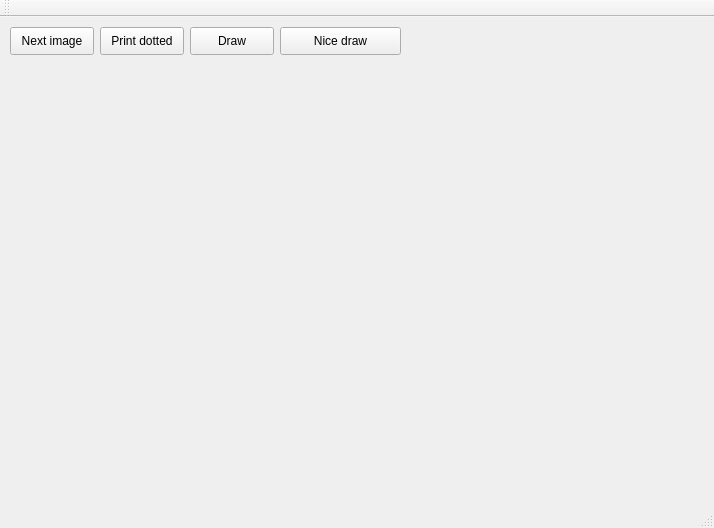
This is gui/mainwindow.ui in radekp/alfi as Qt 5 draws it before an edit. The edited form follows.
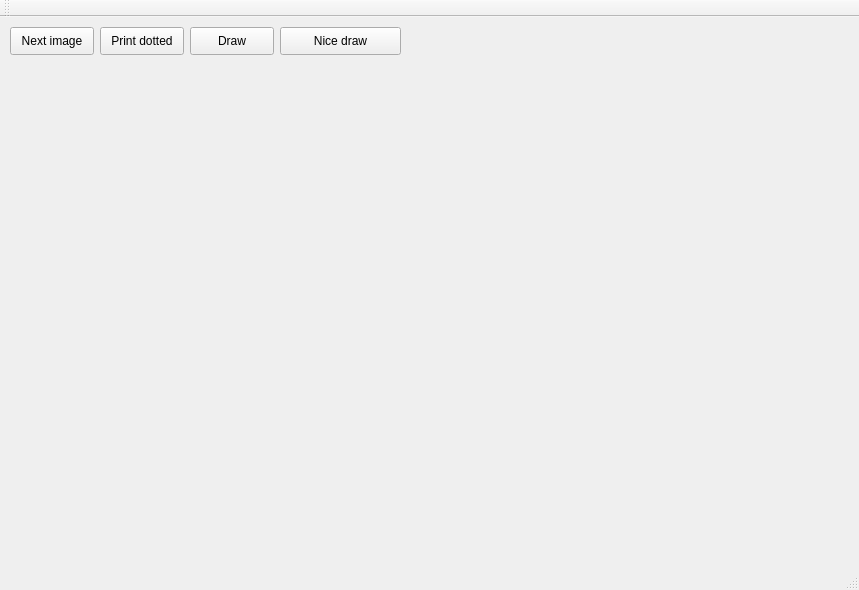
This is the edited form.

What changed in the file:
```diff
--- a/gui/mainwindow.ui
+++ b/gui/mainwindow.ui
@@ -6,8 +6,8 @@
    <rect>
     <x>0</x>
     <y>0</y>
-    <width>714</width>
-    <height>528</height>
+    <width>859</width>
+    <height>590</height>
    </rect>
   </property>
   <property name="focusPolicy">
```
Left out of the diff: 2 changed lines with no effect on the pictures.
